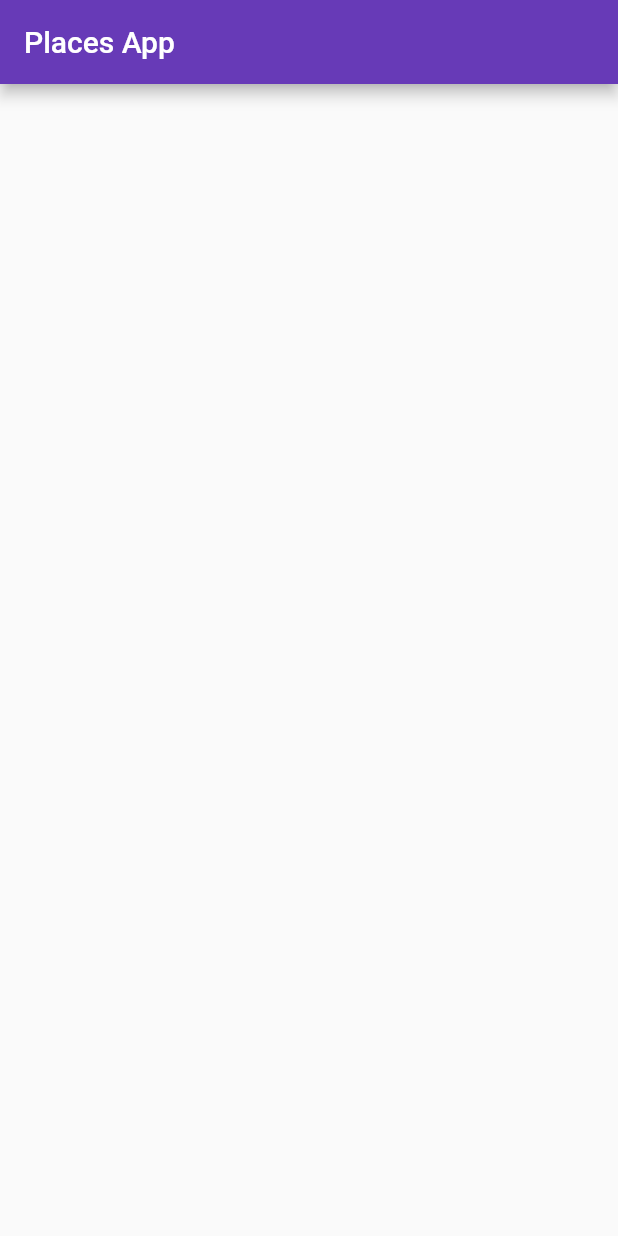
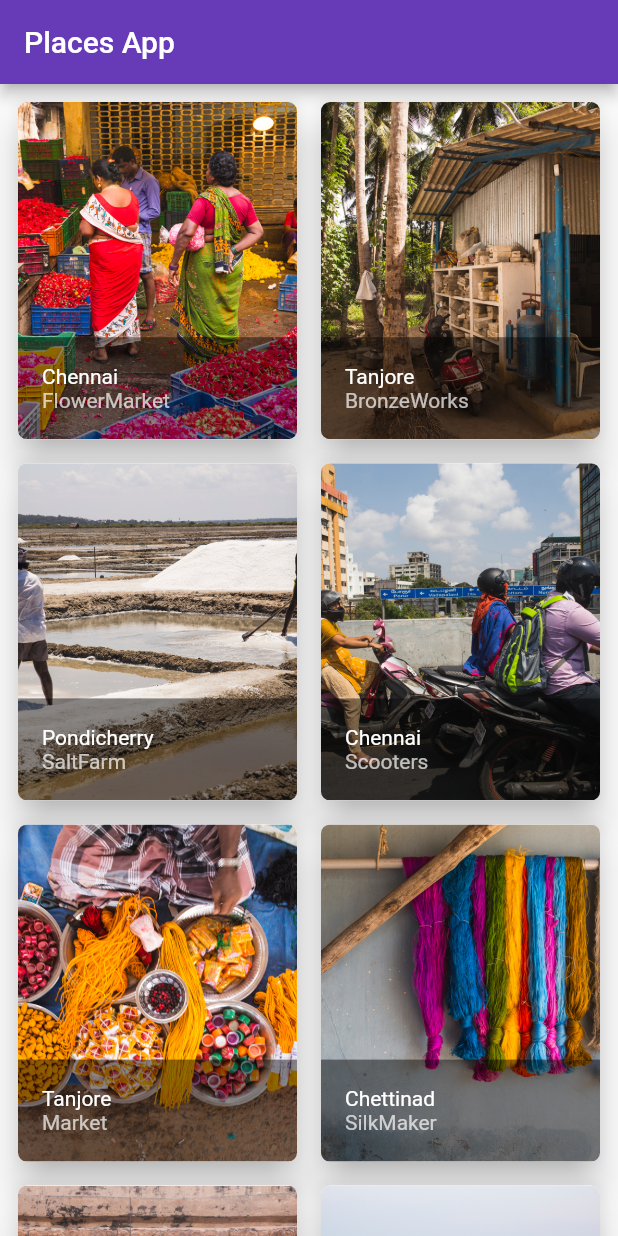
Before and after one commit to massimilianoporzio/places_app, a Flutter app: the screen it shows after launch, on a phone screen of 412 x 824 dp. Run offline on Flutter 3.47's test engine with Material 2 defaults, Android fonts, the phone set to English and light mode, and no system bars; our stand-ins replace dartz, equatable, flutter_bloc, get_it.

Commit message:
da ufficio home e detail

```diff
--- a/lib/features/places/data/datasources/places_datasource.dart
+++ b/lib/features/places/data/datasources/places_datasource.dart
@@ -1,3 +1,5 @@
+import 'package:places_app/core/errors/exceptions.dart';
+
 import '../../domain/entities/place_entity.dart';
 
 abstract class PlacesDatasource {
@@ -21,6 +23,7 @@ class PlacesDataSourceImpl implements PlacesDatasource {
 
   @override
   Future<List<Place>> getPlaces() async {
+    // throw LocalDataSourceException(); //per debug
     await Future.delayed(const Duration(seconds: 1));
     return Future.value([
       const Place(
--- a/lib/features/places/presentation/pages/places_home_page.dart
+++ b/lib/features/places/presentation/pages/places_home_page.dart
@@ -1,4 +1,5 @@
 import 'package:flutter/material.dart';
+import 'package:places_app/features/places/presentation/widgets/home_screen_widget.dart';
 
 class PlacesHomePage extends StatelessWidget {
   const PlacesHomePage({super.key});
@@ -7,6 +8,7 @@ class PlacesHomePage extends StatelessWidget {
   Widget build(BuildContext context) {
     return Scaffold(
       appBar: AppBar(title: const Text('Places App')),
+      body: const HomeScreenWidget(),
     );
   }
 }
--- /dev/null
+++ b/lib/features/places/presentation/widgets/home_screen_widget.dart
@@ -0,0 +1,93 @@
+import 'package:flutter/material.dart';
+import 'package:flutter_bloc/flutter_bloc.dart';
+
+import 'package:places_app/core/presentation/widgets/error_dialog.dart';
+import 'package:places_app/features/places/presentation/cubit/places_cubit.dart';
+import 'package:places_app/features/places/presentation/pages/detail_page.dart';
+
+import '../../domain/entities/place_entity.dart';
+
+class HomeScreenWidget extends StatelessWidget {
+  const HomeScreenWidget({super.key});
+
+  @override
+  Widget build(BuildContext context) {
+    //TRIGGERA IL CUBIT A CHIEDERE I PLACES COSì LO STATO DEL CUBIT CAMBIA
+    context.read<PlacesCubit>().getPlaces();
+    return BlocConsumer<PlacesCubit, PlacesState>(
+      //reagisce ai cambiamenti di stato del cubit
+      listener: (context, state) {
+        if (state.status == PlacesStatus.error) {
+          errorDialog(context, errorMsg: state.errorMsg!);
+        }
+      },
+      builder: (context, state) {
+        if (state.status == PlacesStatus.loading) {
+          return const Center(
+            child: CircularProgressIndicator(),
+          );
+        } else if (state.status == PlacesStatus.loaded) {
+          return GridView.extent(
+            maxCrossAxisExtent: 200,
+            mainAxisSpacing: 8,
+            crossAxisSpacing: 8,
+            padding: const EdgeInsets.all(8),
+            childAspectRatio: 1 / 1.2, //Width / height
+            children: gridItems(state.places!),
+          );
+        } else if (state.status == PlacesStatus.initial) {
+          return const Center(
+            child: Text('INITIAL!'),
+          );
+        } else {
+          return const SizedBox();
+        }
+      },
+    );
+  }
+
+  List<Widget> gridItems(List<Place> places) {
+    return places
+        .map((place) => _GridItem(
+              place: place,
+            ))
+        .toList();
+  }
+}
+
+class _GridItem extends StatelessWidget {
+  final Place place;
+  const _GridItem({
+    Key? key,
+    required this.place,
+  }) : super(key: key);
+
+  @override
+  Widget build(BuildContext context) {
+    return Card(
+      elevation: 10,
+      clipBehavior: Clip.antiAlias,
+      shape: RoundedRectangleBorder(
+        borderRadius: BorderRadius.circular(6),
+      ),
+      child: InkWell(
+        onTap: () {
+          Navigator.of(context).push(MaterialPageRoute(
+            builder: (context) => DetailPage(place: place),
+          ));
+        },
+        child: GridTile(
+          footer: GridTileBar(
+            backgroundColor: Colors.black45,
+            title: Text(place.title),
+            subtitle: Text(place.subtitle),
+          ),
+          child: Ink.image(
+            image: AssetImage(place.image),
+            fit: BoxFit.cover,
+          ),
+        ),
+      ),
+    );
+  }
+}
```
Also changed, not shown: lib/core/presentation/widgets/error_dialog.dart (added, +42 -0 lines), lib/features/places/presentation/cubit/places_cubit.dart (+4 -5 lines), lib/features/places/presentation/pages/detail_page.dart (added, +147 -0 lines), 1 other file.
